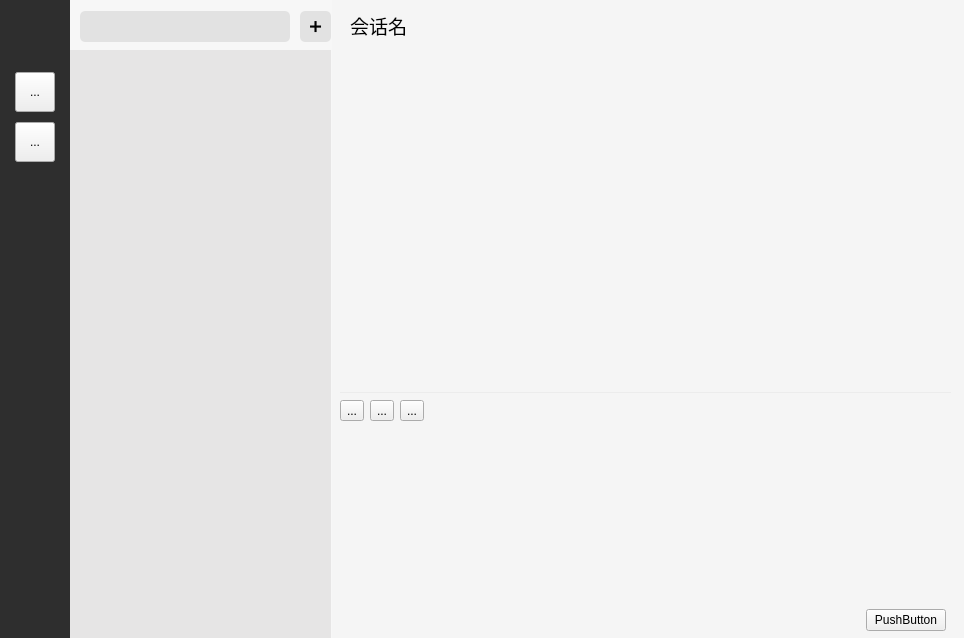
Old version of the form Client/ui/ChatMain/ClientMain.ui in the repository sAkuraOfficial/Chat.
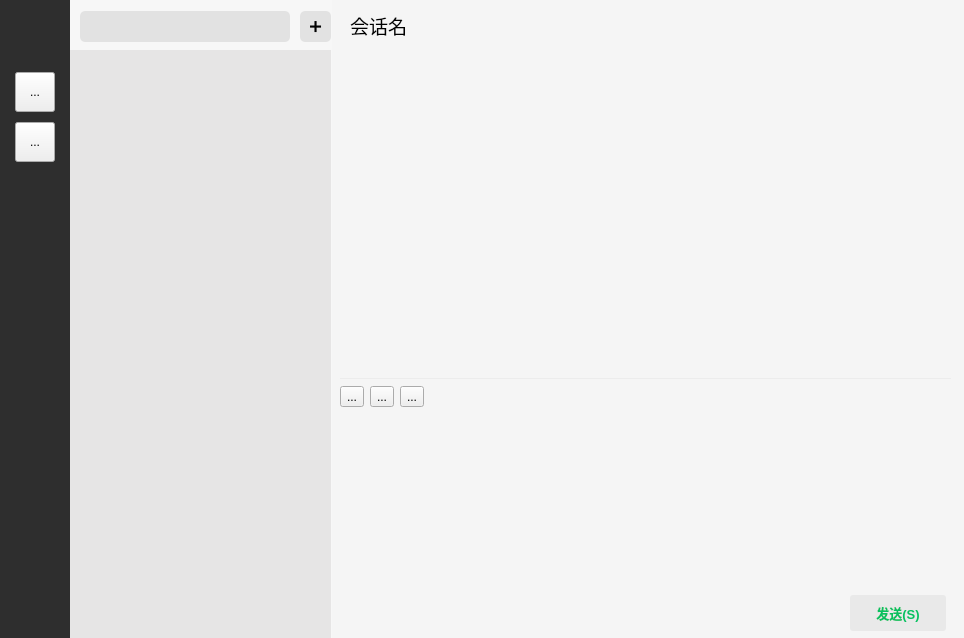
New version of the form. Icons and pictures are not drawn.

```diff
--- a/Client/ui/ChatMain/ClientMain.ui
+++ b/Client/ui/ChatMain/ClientMain.ui
@@ -42,6 +42,22 @@
 #splitter_chat::handle{
 	background-color:rgb(236, 236, 236);
 	height:1px;
+}
+
+#pushButton_sendMessage{
+	background-color:rgb(233,233,233);
+	border:0px;
+	border-radius:3px;
+	padding:8px 26px;
+	color:rgb(7, 193, 96);
+	font-size:13px;
+	font-weight:bold;
+}
+#pushButton_sendMessage:hover {
+	background-color:rgb(210, 210, 210);
+}
+#pushButton_sendMessage:pressed {
+	background-color:rgb(198, 198, 198);
 }</string>
   </property>
   <widget class="QWidget" name="widget_left" native="true">
@@ -166,27 +182,25 @@
    <property name="geometry">
     <rect>
      <x>340</x>
-     <y>50</y>
+     <y>60</y>
      <width>611</width>
-     <height>581</height>
+     <height>571</height>
     </rect>
    </property>
    <property name="orientation">
     <enum>Qt::Orientation::Vertical</enum>
    </property>
-   <property name="opaqueResize">
-    <bool>true</bool>
-   </property>
    <property name="childrenCollapsible">
     <bool>false</bool>
    </property>
-   <widget class="QListWidget" name="listWidget_message">
+   <widget class="QStackedWidget" name="stackedWidget">
     <property name="sizePolicy">
-     <sizepolicy hsizetype="Expanding" vsizetype="Minimum">
+     <sizepolicy hsizetype="Preferred" vsizetype="Minimum">
       <horstretch>0</horstretch>
       <verstretch>3</verstretch>
      </sizepolicy>
     </property>
+    <widget class="QWidget" name="stackedWidgetPage1" native="true"/>
    </widget>
    <widget class="QWidget" name="widget_2" native="true">
     <property name="minimumSize">
@@ -368,9 +382,12 @@
          </spacer>
         </item>
         <item>
-         <widget class="QPushButton" name="pushButton">
+         <widget class="QPushButton" name="pushButton_sendMessage">
+          <property name="cursor">
+           <cursorShape>PointingHandCursor</cursorShape>
+          </property>
           <property name="text">
-           <string>PushButton</string>
+           <string>发送(S)</string>
           </property>
          </widget>
         </item>
```
